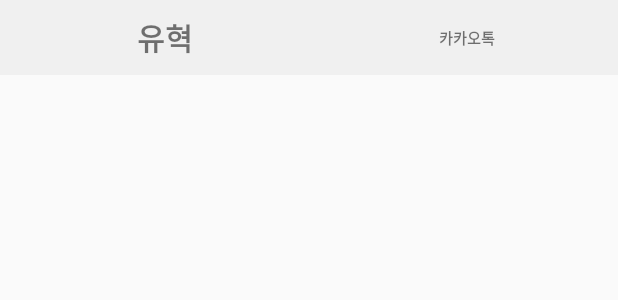
After one commit to wjdghks158/FireBaseTermProject-master, an Android app: the layout custom_listview_one.xml on its own in the app's theme, with its tools: preview values and no code run, on a phone screen of 412 x 824 dp. The commit adds this screen. Shown: the top 300 px of the screen. Run offline under Robolectric (Android 15) with nearby library versions, the phone set to English and light mode, and no system bars.

Commit message:
12월 11일 커밋 프레그먼트1

```diff
--- a/app/build.gradle
+++ b/app/build.gradle
@@ -46,4 +46,5 @@ dependencies {
 
 
 
+
 apply plugin: 'com.google.gms.google-services'
--- a/app/src/main/java/org/techtown/firebasetermproject/WriteActivity.java
+++ b/app/src/main/java/org/techtown/firebasetermproject/WriteActivity.java
@@ -119,6 +119,8 @@ public class WriteActivity extends AppCompatActivity {
         mAuth = FirebaseAuth.getInstance();
         FirebaseUser user = mAuth.getCurrentUser();
 items = new String[10];
+
+
         if(user == null) {
             finish();
             return ;
@@ -126,6 +128,7 @@ items = new String[10];
         Log.d("박정환", "write8");
         database2 = FirebaseDatabase.getInstance();
         database2.getReference().child("class").addListenerForSingleValueEvent(new ValueEventListener() {
+
             @Override
             public void onDataChange(DataSnapshot dataSnapshot) {
                 Log.d("박정환", "write9");
--- /dev/null
+++ b/app/src/main/res/layout/custom_listview_one.xml
@@ -0,0 +1,43 @@
+<?xml version="1.0" encoding="utf-8"?>
+<LinearLayout
+    xmlns:android="http://schemas.android.com/apk/res/android"
+    android:id="@+id/g_c_l_background"
+    android:layout_width="match_parent"
+    android:layout_height="50sp"
+    android:background="#f0f0f0f0"
+    android:gravity="center"
+    android:orientation="vertical">
+    <LinearLayout
+        android:layout_width="match_parent"
+        android:layout_height="wrap_content"
+        android:orientation="horizontal"
+        android:weightSum="10">
+
+        <TextView
+            android:id="@+id/listview_one_name"
+            android:layout_marginLeft="10dp"
+            android:layout_width="0dp"
+            android:layout_height="50dp"
+            android:layout_gravity="bottom"
+            android:layout_weight="5"
+            android:gravity="center"
+            android:text="유혁"
+            android:textSize="20dp"
+            android:textStyle="bold" />
+
+
+        <TextView
+            android:id="@+id/listview_one_subname"
+            android:layout_width="0dp"
+            android:layout_height="wrap_content"
+            android:layout_gravity="center"
+            android:gravity="center"
+            android:layout_weight="5"
+            android:text="카카오톡"
+            android:textSize="10dp"
+            android:textStyle="bold" />
+
+
+    </LinearLayout>
+
+</LinearLayout>
```
Also changed, not shown: app/src/main/AndroidManifest.xml (+8 -6 lines), app/src/main/java/org/techtown/firebasetermproject/NoticeActivity.java (added, +13 -0 lines), app/src/main/java/org/techtown/firebasetermproject/fragment/FirstFragment.java (+111 -5 lines), app/src/main/res/layout/activity_notice.xml (added, +9 -0 lines), app/src/main/res/layout/fragment_first.xml (+6 -5 lines).
